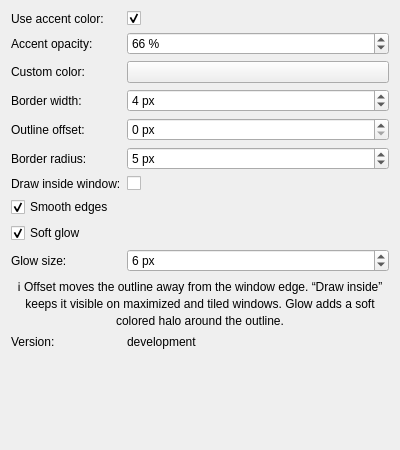
gmalinowski/LeapK, file activewindowoutline_config.ui: the form before one commit.
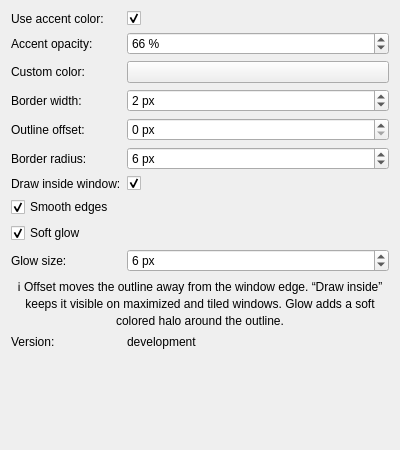
The form after the commit. Custom widgets are drawn as their Qt base class.

```diff
--- a/activewindowoutline_config.ui
+++ b/activewindowoutline_config.ui
@@ -93,7 +93,7 @@
       <number>20</number>
      </property>
      <property name="value">
-      <number>4</number>
+      <number>2</number>
      </property>
      <property name="suffix">
       <string> px</string>
@@ -141,7 +141,7 @@
       <number>30</number>
      </property>
      <property name="value">
-      <number>5</number>
+      <number>6</number>
      </property>
      <property name="suffix">
       <string> px</string>
@@ -159,7 +159,7 @@
    <item row="6" column="1">
     <widget class="QCheckBox" name="kcfg_DrawInside">
      <property name="checked">
-      <bool>false</bool>
+      <bool>true</bool>
      </property>
     </widget>
    </item>
```
